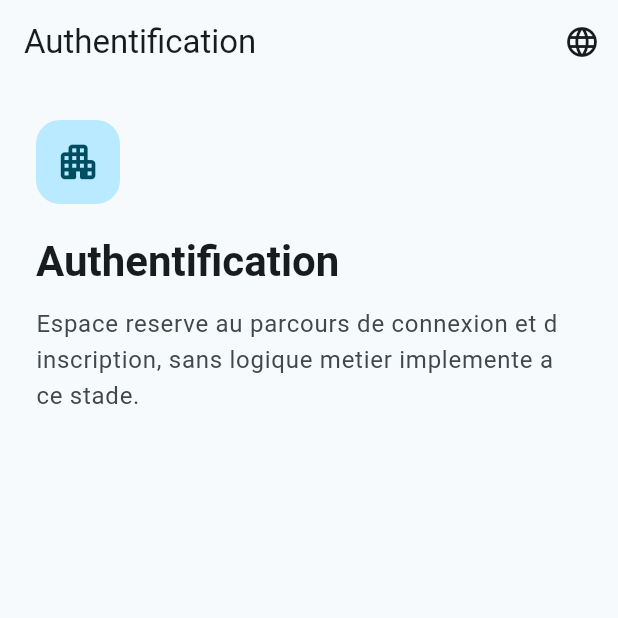
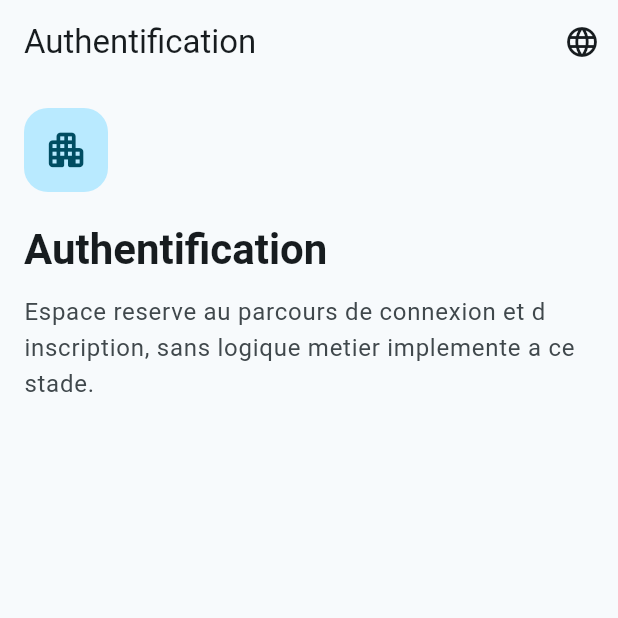
Before and after one commit to wagui31/resiflow_mobile, a Flutter app: the screen it shows after launch, after a tap on "Authentification", on a phone screen of 412 x 824 dp, the top half of it. Run offline on Flutter 3.47's test engine with Material 3 defaults, Android fonts, the light colour scheme and no system bars; our stand-ins replace dio, flutter_riverpod, go_router.

Commit message:
Ajouter la gestion responsive

```diff
--- /dev/null
+++ b/lib/core/responsive/app_breakpoints.dart
@@ -0,0 +1,6 @@
+class AppBreakpoints {
+  const AppBreakpoints._();
+
+  static const double tablet = 600;
+  static const double desktop = 1024;
+}
--- /dev/null
+++ b/lib/core/responsive/responsive_builder.dart
@@ -0,0 +1,34 @@
+import 'package:flutter/material.dart';
+
+import '../theme/app_layout_theme.dart';
+import 'responsive_layout.dart';
+
+typedef ResponsiveWidgetBuilder =
+    Widget Function(BuildContext context, ResponsiveLayout layout);
+
+class ResponsiveBuilder extends StatelessWidget {
+  const ResponsiveBuilder({
+    required this.builder,
+    super.key,
+  });
+
+  final ResponsiveWidgetBuilder builder;
+
+  @override
+  Widget build(BuildContext context) {
+    final layoutTheme =
+        Theme.of(context).extension<AppLayoutTheme>() ??
+        AppLayoutTheme.standard;
+
+    return LayoutBuilder(
+      builder: (context, constraints) {
+        final width = constraints.hasBoundedWidth
+            ? constraints.maxWidth
+            : MediaQuery.sizeOf(context).width;
+        final layout = ResponsiveLayout.fromWidth(width, layoutTheme);
+
+        return builder(context, layout);
+      },
+    );
+  }
+}
--- /dev/null
+++ b/lib/core/responsive/responsive_layout.dart
@@ -0,0 +1,80 @@
+import 'package:flutter/material.dart';
+
+import '../theme/app_layout_theme.dart';
+import 'app_breakpoints.dart';
+
+enum ResponsiveSize { mobile, tablet, desktop }
+
+@immutable
+class ResponsiveLayout {
+  const ResponsiveLayout({
+    required this.size,
+    required this.width,
+    required this.horizontalPadding,
+    required this.verticalPadding,
+    required this.maxContentWidth,
+    required this.sectionSpacing,
+    required this.itemSpacing,
+  });
+
+  final ResponsiveSize size;
+  final double width;
+  final double horizontalPadding;
+  final double verticalPadding;
+  final double maxContentWidth;
+  final double sectionSpacing;
+  final double itemSpacing;
+
+  bool get isMobile => size == ResponsiveSize.mobile;
+  bool get isTablet => size == ResponsiveSize.tablet;
+  bool get isDesktop => size == ResponsiveSize.desktop;
+
+  int get dashboardColumns {
+    if (isDesktop) {
+      return 3;
+    }
+    if (isTablet) {
+      return 2;
+    }
+    return 1;
+  }
+
+  static ResponsiveLayout fromWidth(
+    double width,
+    AppLayoutTheme layoutTheme,
+  ) {
+    if (width >= AppBreakpoints.desktop) {
+      return ResponsiveLayout(
+        size: ResponsiveSize.desktop,
+        width: width,
+        horizontalPadding: layoutTheme.desktopHorizontalPadding,
+        verticalPadding: layoutTheme.desktopVerticalPadding,
+        maxContentWidth: layoutTheme.desktopMaxContentWidth,
+        sectionSpacing: layoutTheme.sectionSpacing,
+        itemSpacing: layoutTheme.itemSpacing,
+      );
+    }
+
+    if (width >= AppBreakpoints.tablet) {
+      return ResponsiveLayout(
+        size: ResponsiveSize.tablet,
+        width: width,
+        horizontalPadding: layoutTheme.tabletHorizontalPadding,
+        verticalPadding: layoutTheme.tabletVerticalPadding,
+        maxContentWidth: layoutTheme.tabletMaxContentWidth,
+        sectionSpacing: layoutTheme.sectionSpacing,
+        itemSpacing: layoutTheme.itemSpacing,
+      );
+    }
+
+    return ResponsiveLayout(
+      size: ResponsiveSize.mobile,
+      width: width,
+      horizontalPadding: layoutTheme.mobileHorizontalPadding,
+      verticalPadding: layoutTheme.mobileVerticalPadding,
+      maxContentWidth: layoutTheme.mobileMaxContentWidth,
+      sectionSpacing: layoutTheme.sectionSpacing,
+      itemSpacing: layoutTheme.itemSpacing,
+    );
+  }
+}
--- /dev/null
+++ b/lib/core/theme/app_layout_theme.dart
@@ -0,0 +1,142 @@
+import 'dart:ui' show lerpDouble;
+
+import 'package:flutter/material.dart';
+
+@immutable
+class AppLayoutTheme extends ThemeExtension<AppLayoutTheme> {
+  const AppLayoutTheme({
+    required this.mobileHorizontalPadding,
+    required this.tabletHorizontalPadding,
+    required this.desktopHorizontalPadding,
+    required this.mobileVerticalPadding,
+    required this.tabletVerticalPadding,
+    required this.desktopVerticalPadding,
+    required this.mobileMaxContentWidth,
+    required this.tabletMaxContentWidth,
+    required this.desktopMaxContentWidth,
+    required this.sectionSpacing,
+    required this.itemSpacing,
+  });
+
+  final double mobileHorizontalPadding;
+  final double tabletHorizontalPadding;
+  final double desktopHorizontalPadding;
+  final double mobileVerticalPadding;
+  final double tabletVerticalPadding;
+  final double desktopVerticalPadding;
+  final double mobileMaxContentWidth;
+  final double tabletMaxContentWidth;
+  final double desktopMaxContentWidth;
+  final double sectionSpacing;
+  final double itemSpacing;
+
+  @override
+  AppLayoutTheme copyWith({
+    double? mobileHorizontalPadding,
+    double? tabletHorizontalPadding,
+    double? desktopHorizontalPadding,
+    double? mobileVerticalPadding,
+    double? tabletVerticalPadding,
+    double? desktopVerticalPadding,
+    double? mobileMaxContentWidth,
+    double? tabletMaxContentWidth,
+    double? desktopMaxContentWidth,
+    double? sectionSpacing,
+    double? itemSpacing,
+  }) {
+    return AppLayoutTheme(
+      mobileHorizontalPadding:
+          mobileHorizontalPadding ?? this.mobileHorizontalPadding,
+      tabletHorizontalPadding:
+          tabletHorizontalPadding ?? this.tabletHorizontalPadding,
+      desktopHorizontalPadding:
+          desktopHorizontalPadding ?? this.desktopHorizontalPadding,
+      mobileVerticalPadding: mobileVerticalPadding ?? this.mobileVerticalPadding,
+      tabletVerticalPadding: tabletVerticalPadding ?? this.tabletVerticalPadding,
+      desktopVerticalPadding:
+          desktopVerticalPadding ?? this.desktopVerticalPadding,
+      mobileMaxContentWidth:
+          mobileMaxContentWidth ?? this.mobileMaxContentWidth,
+      tabletMaxContentWidth:
+          tabletMaxContentWidth ?? this.tabletMaxContentWidth,
+      desktopMaxContentWidth:
+          desktopMaxContentWidth ?? this.desktopMaxContentWidth,
+      sectionSpacing: sectionSpacing ?? this.sectionSpacing,
+      itemSpacing: itemSpacing ?? this.itemSpacing,
+    );
+  }
+
+  @override
+  AppLayoutTheme lerp(
+    covariant ThemeExtension<AppLayoutTheme>? other,
+    double t,
+  ) {
+    if (other is! AppLayoutTheme) {
+      return this;
+    }
+
+    return AppLayoutTheme(
+      mobileHorizontalPadding: lerpDouble(
+        mobileHorizontalPadding,
+        other.mobileHorizontalPadding,
+        t,
+      )!,
+      tabletHorizontalPadding: lerpDouble(
+        tabletHorizontalPadding,
+        other.tabletHorizontalPadding,
+        t,
+      )!,
+      desktopHorizontalPadding: lerpDouble(
+        desktopHorizontalPadding,
+        other.desktopHorizontalPadding,
+        t,
+      )!,
+      mobileVerticalPadding: lerpDouble(
+        mobileVerticalPadding,
+        other.mobileVerticalPadding,
+        t,
+      )!,
+      tabletVerticalPadding: lerpDouble(
+        tabletVerticalPadding,
+        other.tabletVerticalPadding,
+        t,
+      )!,
+      desktopVerticalPadding: lerpDouble(
+        desktopVerticalPadding,
+        other.desktopVerticalPadding,
+        t,
+      )!,
+      mobileMaxContentWidth: lerpDouble(
+        mobileMaxContentWidth,
+        other.mobileMaxContentWidth,
+        t,
+      )!,
+      tabletMaxContentWidth: lerpDouble(
+        tabletMaxContentWidth,
+        other.tabletMaxContentWidth,
+        t,
+      )!,
+      desktopMaxContentWidth: lerpDouble(
+        desktopMaxContentWidth,
+        other.desktopMaxContentWidth,
+        t,
+      )!,
+      sectionSpacing: lerpDouble(sectionSpacing, other.sectionSpacing, t)!,
+      itemSpacing: lerpDouble(itemSpacing, other.itemSpacing, t)!,
+    );
+  }
+
+  static const AppLayoutTheme standard = AppLayoutTheme(
+    mobileHorizontalPadding: 16,
+    tabletHorizontalPadding: 24,
+    desktopHorizontalPadding: 32,
+    mobileVerticalPadding: 16,
+    tabletVerticalPadding: 24,
+    desktopVerticalPadding: 32,
+    mobileMaxContentWidth: 600,
+    tabletMaxContentWidth: 840,
+    desktopMaxContentWidth: 1200,
+    sectionSpacing: 24,
+    itemSpacing: 12,
+  );
+}
--- a/lib/core/theme/app_theme.dart
+++ b/lib/core/theme/app_theme.dart
@@ -1,5 +1,6 @@
 import 'package:flutter/material.dart';
 
+import 'app_layout_theme.dart';
 import 'app_theme_config.dart';
 
 class AppTheme {
@@ -29,6 +30,9 @@ class AppTheme {
     return ThemeData(
       useMaterial3: true,
       colorScheme: colorScheme,
+      extensions: const <ThemeExtension<dynamic>>[
+        AppLayoutTheme.standard,
+      ],
       scaffoldBackgroundColor: colorScheme.surface,
       appBarTheme: AppBarTheme(
         backgroundColor: colorScheme.surface,
--- a/lib/core/widgets/module_scaffold.dart
+++ b/lib/core/widgets/module_scaffold.dart
@@ -1,8 +1,10 @@
 import 'package:flutter/material.dart';
 
 import '../branding/app_branding.dart';
+import '../responsive/responsive_builder.dart';
 import 'app_logo.dart';
 import 'language_switcher.dart';
+import 'responsive_page_container.dart';
 
 class ModuleScaffold extends StatelessWidget {
   const ModuleScaffold({
@@ -27,22 +29,23 @@ class ModuleScaffold extends StatelessWidget {
           LanguageSwitcher(),
         ],
       ),
-      body: Padding(
-        padding: const EdgeInsets.all(24),
-        child: Column(
+      body: ResponsivePageContainer(
+        child: ResponsiveBuilder(
+          builder: (context, layout) {
+            return Column(
               crossAxisAlignment: CrossAxisAlignment.start,
               children: <Widget>[
                 AppLogo(
                   logoAssetPath: branding.logoAssetPath,
                 ),
-            const SizedBox(height: 20),
+                SizedBox(height: layout.sectionSpacing - 4),
                 Text(
                   title,
                   style: theme.textTheme.headlineMedium?.copyWith(
                     fontWeight: FontWeight.w700,
                   ),
                 ),
-            const SizedBox(height: 12),
+                SizedBox(height: layout.itemSpacing),
                 Text(
                   description,
                   style: theme.textTheme.bodyLarge?.copyWith(
@@ -50,6 +53,8 @@ class ModuleScaffold extends StatelessWidget {
                   ),
                 ),
               ],
+            );
+          },
         ),
       ),
     );
--- /dev/null
+++ b/lib/core/widgets/responsive_page_container.dart
@@ -0,0 +1,37 @@
+import 'package:flutter/material.dart';
+
+import '../responsive/responsive_builder.dart';
+
+class ResponsivePageContainer extends StatelessWidget {
+  const ResponsivePageContainer({
+    required this.child,
+    this.alignment = Alignment.topCenter,
+    super.key,
+  });
+
+  final Widget child;
+  final Alignment alignment;
+
+  @override
+  Widget build(BuildContext context) {
+    return ResponsiveBuilder(
+      builder: (context, layout) {
+        return SafeArea(
+          child: Align(
+            alignment: alignment,
+            child: ConstrainedBox(
+              constraints: BoxConstraints(maxWidth: layout.maxContentWidth),
+              child: Padding(
+                padding: EdgeInsets.symmetric(
+                  horizontal: layout.horizontalPadding,
+                  vertical: layout.verticalPadding,
+                ),
+                child: child,
+              ),
+            ),
+          ),
+        );
+      },
+    );
+  }
+}
--- a/lib/features/dashboard/presentation/dashboard_screen.dart
+++ b/lib/features/dashboard/presentation/dashboard_screen.dart
@@ -3,8 +3,10 @@ import 'package:go_router/go_router.dart';
 
 import '../../../core/branding/app_branding.dart';
 import '../../../core/i18n/extensions/app_localizations_x.dart';
+import '../../../core/responsive/responsive_builder.dart';
 import '../../../core/widgets/app_logo.dart';
 import '../../../core/widgets/language_switcher.dart';
+import '../../../core/widgets/responsive_page_container.dart';
 
 class DashboardScreen extends StatelessWidget {
   const DashboardScreen({super.key});
@@ -54,41 +56,96 @@ class DashboardScreen extends StatelessWidget {
           LanguageSwitcher(),
         ],
       ),
-      body: ListView(
-        padding: const EdgeInsets.all(24),
+      body: ResponsivePageContainer(
+        child: ResponsiveBuilder(
+          builder: (context, layout) {
+            return ListView(
               children: <Widget>[
                 AppLogo(
                   logoAssetPath: branding.logoAssetPath,
-            size: 72,
+                  size: layout.isMobile ? 72 : 88,
                 ),
-          const SizedBox(height: 20),
+                SizedBox(height: layout.sectionSpacing - 4),
                 Text(
                   context.l10n.dashboardTitle,
                   style: theme.textTheme.headlineMedium?.copyWith(
                     fontWeight: FontWeight.w700,
                   ),
                 ),
-          const SizedBox(height: 12),
+                SizedBox(height: layout.itemSpacing),
                 Text(
                   context.l10n.dashboardSubtitle,
                   style: theme.textTheme.bodyLarge?.copyWith(
                     color: colorScheme.onSurfaceVariant,
                   ),
                 ),
-          const SizedBox(height: 24),
-          for (final module in modules) ...<Widget>[
-            Card(
-              child: ListTile(
-                leading: Icon(module.icon),
-                title: Text(module.title),
-                subtitle: Text(module.description),
-                trailing: const Icon(Icons.chevron_right),
+                SizedBox(height: layout.sectionSpacing),
+                GridView.builder(
+                  shrinkWrap: true,
+                  physics: const NeverScrollableScrollPhysics(),
+                  itemCount: modules.length,
+                  gridDelegate: SliverGridDelegateWithFixedCrossAxisCount(
+                    crossAxisCount: layout.dashboardColumns,
+                    crossAxisSpacing: layout.itemSpacing,
+                    mainAxisSpacing: layout.itemSpacing,
+                    childAspectRatio: layout.isMobile ? 2.9 : 2.2,
+                  ),
+                  itemBuilder: (context, index) {
+                    final module = modules[index];
+
+                    return Card(
+                      child: InkWell(
+                        borderRadius: BorderRadius.circular(24),
                         onTap: () => context.goNamed(module.routeName),
+                        child: Padding(
+                          padding: EdgeInsets.all(layout.horizontalPadding),
+                          child: Row(
+                            crossAxisAlignment: CrossAxisAlignment.start,
+                            children: <Widget>[
+                              Icon(module.icon),
+                              SizedBox(width: layout.itemSpacing),
+                              Expanded(
+                                child: Column(
+                                  crossAxisAlignment: CrossAxisAlignment.start,
+                                  mainAxisAlignment: MainAxisAlignment.center,
+                                  children: <Widget>[
+                                    Text(
+                                      module.title,
+                                      style: theme.textTheme.titleMedium
+                                          ?.copyWith(
+                                            fontWeight: FontWeight.w700,
                                           ),
                                     ),
-            const SizedBox(height: 12),
+                                    SizedBox(height: layout.itemSpacing / 2),
+                                    Text(
+                                      module.description,
+                                      maxLines: 2,
+                                      overflow: TextOverflow.ellipsis,
+                                      style: theme.textTheme.bodyMedium
+                                          ?.copyWith(
+                                            color: colorScheme
+                                                .onSurfaceVariant,
+                                          ),
+                                    ),
                                   ],
+                                ),
+                              ),
+                              SizedBox(width: layout.itemSpacing),
+                              const Align(
+                                alignment: Alignment.topCenter,
+                                child: Icon(Icons.chevron_right),
+                              ),
                             ],
+                          ),
+                        ),
+                      ),
+                    );
+                  },
+                ),
+              ],
+            );
+          },
+        ),
       ),
     );
   }
```
Lines whose indentation alone changed are shown as unchanged.
